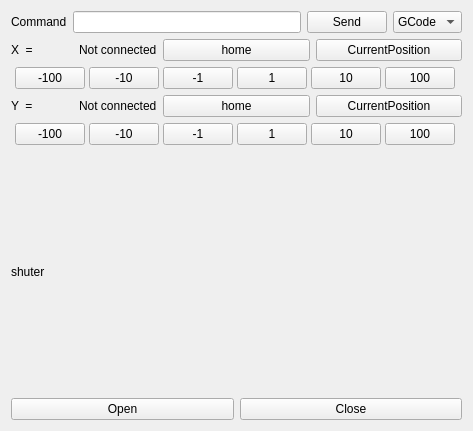
Old version of the form printpanel/printpanel.ui in the repository MaruoLab2015/5AxisFabricationApplication.
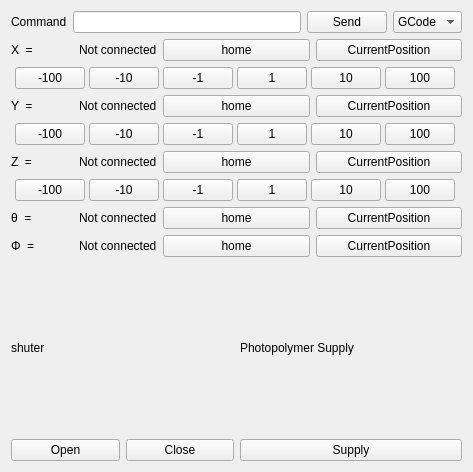
New version of the form.

Commit message: add z, theta and phi UI Button

Patch:
```diff
--- a/printpanel/printpanel.ui
+++ b/printpanel/printpanel.ui
@@ -7,7 +7,7 @@
     <x>0</x>
     <y>0</y>
     <width>473</width>
-    <height>431</height>
+    <height>472</height>
    </rect>
   </property>
   <property name="windowTitle">
@@ -15,6 +15,8 @@
   </property>
   <layout class="QGridLayout" name="gridLayout">
    <item row="0" column="0">
+    <layout class="QVBoxLayout" name="verticalLayout_3">
+     <item>
     <layout class="QHBoxLayout" name="horizontalLayout_7">
      <item>
       <widget class="QLabel" name="label_5">
@@ -69,7 +71,7 @@
      </item>
     </layout>
    </item>
-   <item row="1" column="0">
+     <item>
     <layout class="QHBoxLayout" name="horizontalLayout_3">
      <item>
       <layout class="QHBoxLayout" name="horizontalLayout_6">
@@ -105,7 +107,7 @@
      </item>
     </layout>
    </item>
-   <item row="2" column="0">
+     <item>
     <layout class="QHBoxLayout" name="horizontalLayout_5">
      <property name="spacing">
       <number>0</number>
@@ -226,7 +228,7 @@
      </item>
     </layout>
    </item>
-   <item row="3" column="0">
+     <item>
     <layout class="QHBoxLayout" name="horizontalLayout_4">
      <item>
       <layout class="QHBoxLayout" name="horizontalLayout_8">
@@ -262,7 +264,7 @@
      </item>
     </layout>
    </item>
-   <item row="4" column="0">
+     <item>
     <layout class="QHBoxLayout" name="horizontalLayout_9">
      <property name="spacing">
       <number>0</number>
@@ -383,7 +385,238 @@
      </item>
     </layout>
    </item>
-   <item row="5" column="0">
+     <item>
+      <layout class="QHBoxLayout" name="horizontalLayout_10">
+       <item>
+        <layout class="QHBoxLayout" name="horizontalLayout_11">
+         <item>
+          <widget class="QLabel" name="label_7">
+           <property name="text">
+            <string>Z  =</string>
+           </property>
+          </widget>
+         </item>
+         <item>
+          <widget class="QLabel" name="positionY_2">
+           <property name="text">
+            <string>Not connected</string>
+           </property>
+          </widget>
+         </item>
+        </layout>
+       </item>
+       <item>
+        <widget class="QPushButton" name="homeY_2">
+         <property name="text">
+          <string>home</string>
+         </property>
+        </widget>
+       </item>
+       <item>
+        <widget class="QPushButton" name="cpY_2">
+         <property name="text">
+          <string>CurrentPosition</string>
+         </property>
+        </widget>
+       </item>
+      </layout>
+     </item>
+     <item>
+      <layout class="QHBoxLayout" name="horizontalLayout_12">
+       <property name="spacing">
+        <number>0</number>
+       </property>
+       <item>
+        <widget class="QPushButton" name="moveN100Y_2">
+         <property name="minimumSize">
+          <size>
+           <width>60</width>
+           <height>0</height>
+          </size>
+         </property>
+         <property name="maximumSize">
+          <size>
+           <width>70</width>
+           <height>16777215</height>
+          </size>
+         </property>
+         <property name="text">
+          <string>-100</string>
+         </property>
+        </widget>
+       </item>
+       <item>
+        <widget class="QPushButton" name="moveN10Y_2">
+         <property name="minimumSize">
+          <size>
+           <width>60</width>
+           <height>0</height>
+          </size>
+         </property>
+         <property name="maximumSize">
+          <size>
+           <width>70</width>
+           <height>16777215</height>
+          </size>
+         </property>
+         <property name="text">
+          <string>-10</string>
+         </property>
+        </widget>
+       </item>
+       <item>
+        <widget class="QPushButton" name="moveN1Y_2">
+         <property name="minimumSize">
+          <size>
+           <width>60</width>
+           <height>0</height>
+          </size>
+         </property>
+         <property name="maximumSize">
+          <size>
+           <width>70</width>
+           <height>16777215</height>
+          </size>
+         </property>
+         <property name="text">
+          <string>-1</string>
+         </property>
+        </widget>
+       </item>
+       <item>
+        <widget class="QPushButton" name="moveP1Y_2">
+         <property name="minimumSize">
+          <size>
+           <width>60</width>
+           <height>0</height>
+          </size>
+         </property>
+         <property name="maximumSize">
+          <size>
+           <width>70</width>
+           <height>16777215</height>
+          </size>
+         </property>
+         <property name="text">
+          <string>1</string>
+         </property>
+        </widget>
+       </item>
+       <item>
+        <widget class="QPushButton" name="moveP10Y_2">
+         <property name="minimumSize">
+          <size>
+           <width>60</width>
+           <height>0</height>
+          </size>
+         </property>
+         <property name="maximumSize">
+          <size>
+           <width>70</width>
+           <height>16777215</height>
+          </size>
+         </property>
+         <property name="text">
+          <string>10</string>
+         </property>
+        </widget>
+       </item>
+       <item>
+        <widget class="QPushButton" name="moveP100Y_2">
+         <property name="minimumSize">
+          <size>
+           <width>60</width>
+           <height>0</height>
+          </size>
+         </property>
+         <property name="maximumSize">
+          <size>
+           <width>70</width>
+           <height>16777215</height>
+          </size>
+         </property>
+         <property name="text">
+          <string>100</string>
+         </property>
+        </widget>
+       </item>
+      </layout>
+     </item>
+     <item>
+      <layout class="QHBoxLayout" name="horizontalLayout_14">
+       <item>
+        <layout class="QHBoxLayout" name="horizontalLayout_15">
+         <item>
+          <widget class="QLabel" name="label_8">
+           <property name="text">
+            <string>θ  =</string>
+           </property>
+          </widget>
+         </item>
+         <item>
+          <widget class="QLabel" name="positionY_3">
+           <property name="text">
+            <string>Not connected</string>
+           </property>
+          </widget>
+         </item>
+        </layout>
+       </item>
+       <item>
+        <widget class="QPushButton" name="homeY_3">
+         <property name="text">
+          <string>home</string>
+         </property>
+        </widget>
+       </item>
+       <item>
+        <widget class="QPushButton" name="cpY_3">
+         <property name="text">
+          <string>CurrentPosition</string>
+         </property>
+        </widget>
+       </item>
+      </layout>
+     </item>
+     <item>
+      <layout class="QHBoxLayout" name="horizontalLayout_16">
+       <item>
+        <layout class="QHBoxLayout" name="horizontalLayout_17">
+         <item>
+          <widget class="QLabel" name="label_9">
+           <property name="text">
+            <string>Φ  =</string>
+           </property>
+          </widget>
+         </item>
+         <item>
+          <widget class="QLabel" name="positionY_4">
+           <property name="text">
+            <string>Not connected</string>
+           </property>
+          </widget>
+         </item>
+        </layout>
+       </item>
+       <item>
+        <widget class="QPushButton" name="homeY_4">
+         <property name="text">
+          <string>home</string>
+         </property>
+        </widget>
+       </item>
+       <item>
+        <widget class="QPushButton" name="cpY_4">
+         <property name="text">
+          <string>CurrentPosition</string>
+         </property>
+        </widget>
+       </item>
+      </layout>
+     </item>
+     <item>
+      <layout class="QHBoxLayout" name="horizontalLayout_2">
+       <item>
     <layout class="QVBoxLayout" name="verticalLayout">
      <item>
       <widget class="QLabel" name="label_3">
@@ -407,6 +640,28 @@
           <string>Close</string>
          </property>
         </widget>
+           </item>
+          </layout>
+         </item>
+        </layout>
+       </item>
+       <item>
+        <layout class="QVBoxLayout" name="verticalLayout_2">
+         <item>
+          <widget class="QLabel" name="label">
+           <property name="text">
+            <string>Photopolymer Supply</string>
+           </property>
+          </widget>
+         </item>
+         <item>
+          <widget class="QPushButton" name="pushButton">
+           <property name="text">
+            <string>Supply</string>
+           </property>
+          </widget>
+         </item>
+        </layout>
        </item>
       </layout>
      </item>
```
Lines whose indentation alone changed are shown as unchanged.
